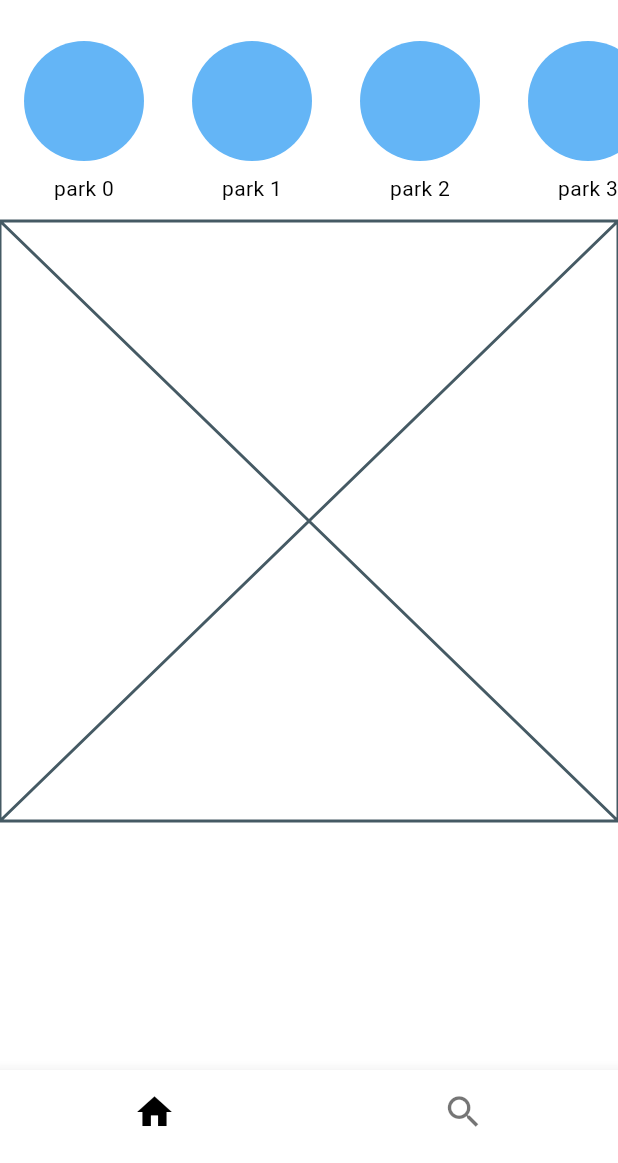
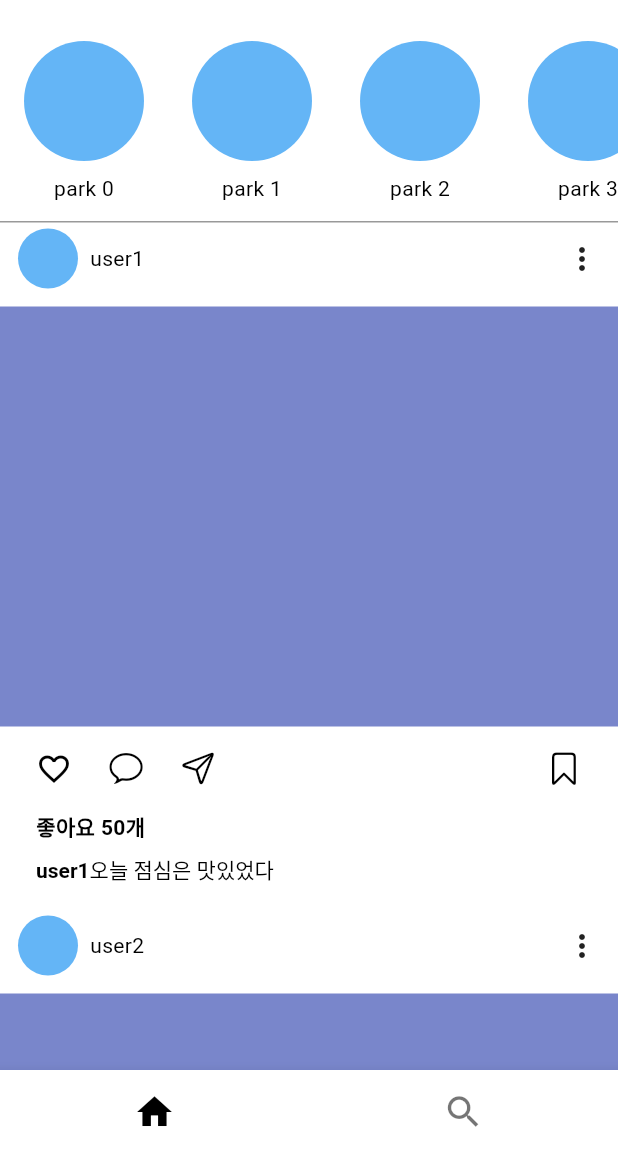
Before and after one commit to GoodPart/clone-insta, a Flutter app: the screen it shows after launch, on a phone screen of 412 x 824 dp, the part 73-1236 px from its top. Run offline on Flutter 3.47's test engine with Material 3 defaults, Android fonts, the phone set to English and light mode, and no system bars; our stand-ins replace google_fonts.

Commit message:
clone done

```diff
--- a/lib/main.dart
+++ b/lib/main.dart
@@ -50,7 +50,7 @@ class _InstaCloneHomeState extends State<InstaCloneHome> {
   @override
   Widget build(BuildContext context) {
     return Scaffold(
-      appBar: AppBar(
+      appBar: index == 0 ? AppBar(
         title: Text(
           'Instagram',
           style: GoogleFonts.lobsterTwo(color: Colors.black, fontSize: 32),
@@ -68,7 +68,7 @@ class _InstaCloneHomeState extends State<InstaCloneHome> {
               },
               icon: const Icon(CupertinoIcons.paperplane, size: 32)),
         ],
-      ),
+      ) : null,
       body: InstaBody(index : index),
       bottomNavigationBar: BottomNavigationBar(
         currentIndex: index,
--- a/lib/screen/homeScreen.dart
+++ b/lib/screen/homeScreen.dart
@@ -1,3 +1,6 @@
+import 'dart:ffi';
+
+import 'package:flutter/cupertino.dart';
 import 'package:flutter/material.dart';
 
 class HomeScreen extends StatelessWidget {
@@ -16,16 +19,18 @@ class HomeScreen extends StatelessWidget {
   }
 }
 
-
 class StoryArea extends StatelessWidget {
   const StoryArea({super.key});
 
   @override
   Widget build(BuildContext context) {
     return SingleChildScrollView(
-       scrollDirection: Axis.horizontal,
-      child: Row(
-        children: List.generate(5, (index) => UserStory(userName: "park $index"))
+      scrollDirection: Axis.horizontal,
+      child: Container(
+        decoration: BoxDecoration(border: Border(bottom: BorderSide(color: CupertinoColors.inactiveGray))),
+        child: Row(
+            children:
+                List.generate(5, (index) => UserStory(userName: "park $index"))),
       ),
     );
   }
@@ -33,10 +38,8 @@ class StoryArea extends StatelessWidget {
 
 class UserStory extends StatelessWidget {
   final String userName;
-  const UserStory({
-    super.key,
-    required this.userName
-  });
+
+  const UserStory({super.key, required this.userName});
 
   @override
   Widget build(BuildContext context) {
@@ -49,9 +52,8 @@ class UserStory extends StatelessWidget {
             height: 80,
             margin: EdgeInsets.symmetric(vertical: 8, horizontal: 8),
             decoration: BoxDecoration(
-              color: Colors.blue.shade300,
-              borderRadius: BorderRadius.circular(40)
-            ),
+                color: Colors.blue.shade300,
+                borderRadius: BorderRadius.circular(40)),
           ),
           Text(userName)
         ],
@@ -60,12 +62,114 @@ class UserStory extends StatelessWidget {
   }
 }
 
+class FeedData {
+  final String userName;
+  final int likeCount;
+  final String content;
+
+  FeedData(
+      {required this.userName, required this.likeCount, required this.content});
+}
+
+final FeedDataList = [
+  FeedData(userName: 'user1', likeCount: 50, content: '오늘 점심은 맛있었다'),
+  FeedData(userName: 'user2', likeCount: 20, content: '오늘 아침은 맛있었다'),
+  FeedData(userName: 'user3', likeCount: 30, content: '오늘 고기은 맛있었다'),
+  FeedData(userName: 'user4', likeCount: 10, content: '오늘 김치은 맛있었다'),
+  FeedData(userName: 'user5', likeCount: 1, content: '오늘 점심은 맛없었다'),
+  FeedData(userName: 'user6', likeCount: 0, content: '출근하기 싫다'),
+  FeedData(userName: 'user7', likeCount: 534, content: '번아웃 왔다'),
+];
 
 class FeedList extends StatelessWidget {
   const FeedList({super.key});
 
   @override
   Widget build(BuildContext context) {
-    return const Placeholder();
+    return ListView.builder(
+      shrinkWrap: true,
+      physics: const NeverScrollableScrollPhysics(),
+      itemCount: FeedDataList.length,
+      itemBuilder: (context, index) => FeedItem(
+        feedData: FeedDataList[index],
+      ),
+    );
   }
 }
+
+class FeedItem extends StatelessWidget {
+  final FeedData feedData;
+
+  const FeedItem({super.key, required this.feedData});
+
+  @override
+  Widget build(BuildContext context) {
+    return Column(
+      crossAxisAlignment: CrossAxisAlignment.start,
+      children: [
+        Padding(
+          padding: const EdgeInsets.symmetric(vertical: 4, horizontal: 12),
+          child: Row(
+            mainAxisAlignment: MainAxisAlignment.spaceBetween,
+            children: [
+              Row(
+                children: [
+                  Container(
+                    height: 40,
+                    width: 40,
+                    decoration: BoxDecoration(
+                        borderRadius: BorderRadius.circular(20),
+                        color: Colors.blue.shade300
+                    ),
+                  ),
+                  SizedBox(width: 8),
+                  Text(feedData.userName)
+                ]
+              ),
+              const Icon(Icons.more_vert),
+            ],
+          ),
+        ),
+        const SizedBox(height: 8,),
+        Container(
+          width: double.infinity,
+          height: 280,
+          color: Colors.indigo.shade300,
+        ),
+        Padding(
+          padding: const EdgeInsets.symmetric(vertical: 4, horizontal: 12),
+          child: Row(
+            mainAxisAlignment: MainAxisAlignment.spaceBetween,
+            children: [
+              Row(
+                children: [
+                  IconButton(onPressed: () {}, icon: Icon(Icons.favorite_outline)),
+                  IconButton(onPressed: () {}, icon: Icon(CupertinoIcons.chat_bubble)),
+                  IconButton(onPressed: () {}, icon: Icon(CupertinoIcons.paperplane)),
+                ],
+              ),
+              IconButton(onPressed: () {}, icon: Icon(CupertinoIcons.bookmark)),
+
+            ],
+          ),
+        ),
+        Padding(
+          padding: const EdgeInsets.symmetric(horizontal: 24,),
+          child: Text('좋아요 ${feedData.likeCount}개', style: TextStyle(fontWeight: FontWeight.bold),),
+        ),
+        Padding(
+          padding: const EdgeInsets.symmetric(horizontal: 24, vertical: 8),
+          child: RichText(text: TextSpan(
+            children: [
+              TextSpan(text : feedData.userName, style: TextStyle(fontWeight: FontWeight.bold)),
+              TextSpan(text : feedData.content),
+            ],
+            style: TextStyle(color: Colors.black),
+
+          )),
+        ),
+        const SizedBox(height: 8,)
+      ],
+    );
+  }
+}
```
Also changed, not shown: lib/screen/searchScreen.dart (+64 -1 lines).
